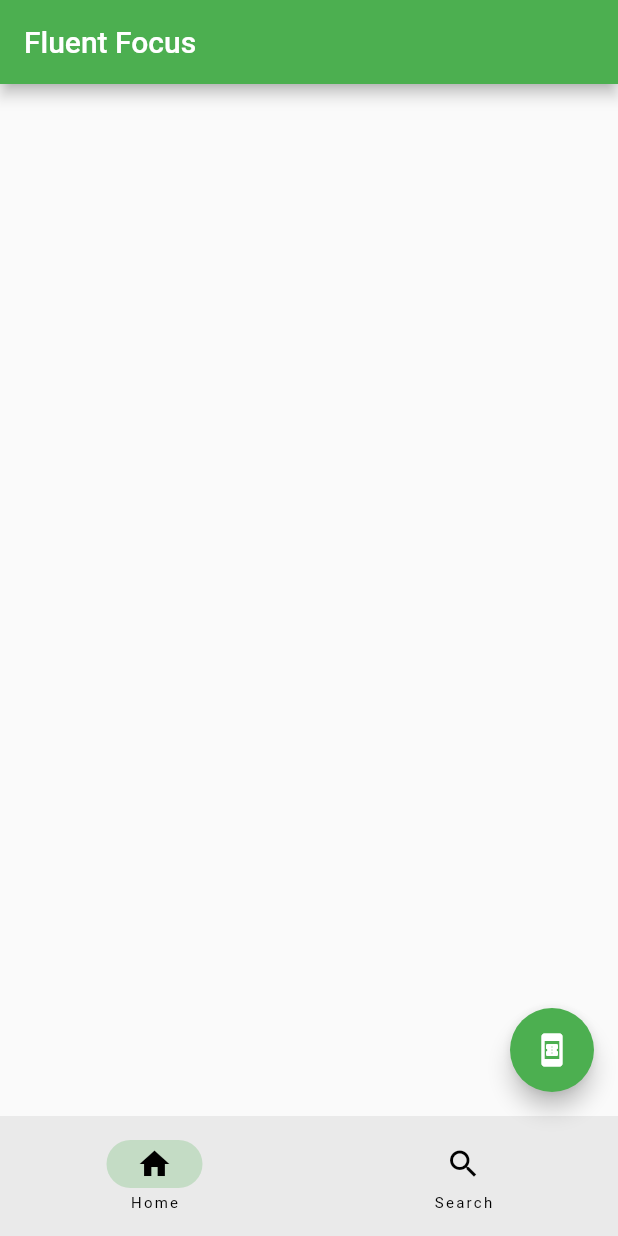
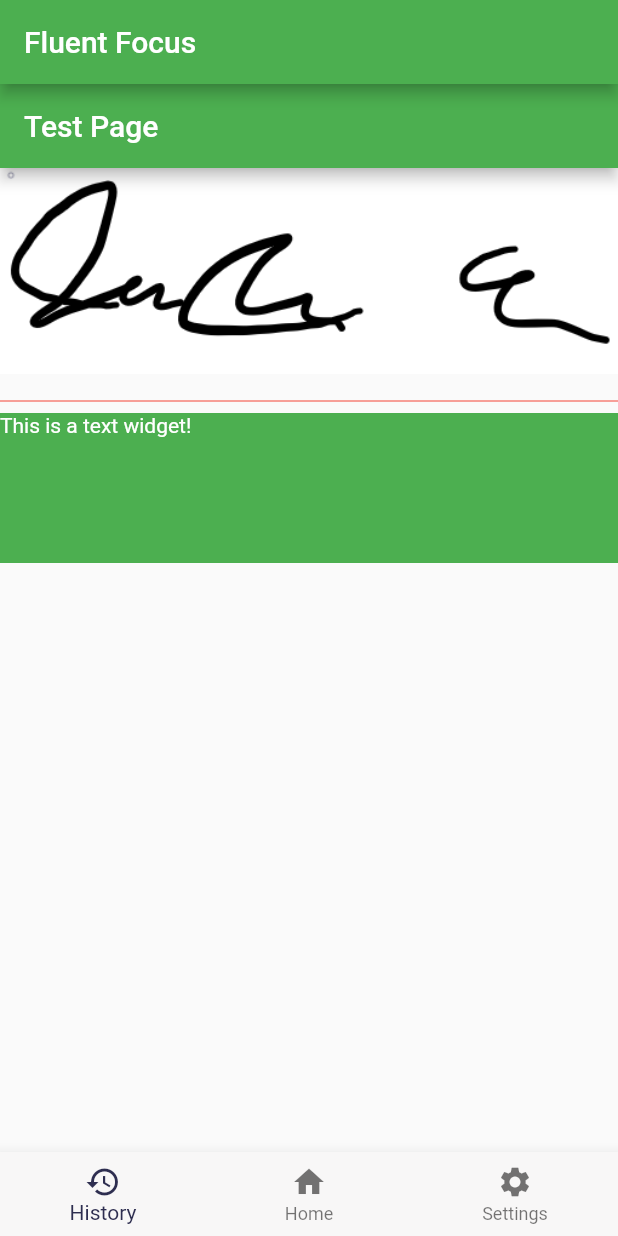
Before and after one commit to DryStuffz/SCU-FIH-App, a Flutter app: the screen it shows after launch, on a phone screen of 412 x 824 dp. Run offline on Flutter 3.47's test engine with Material 2 defaults, Android fonts, the light colour scheme and no system bars.

Commit message:
basic wireframe

```diff
--- /dev/null
+++ b/app/lib/home_page.dart
@@ -0,0 +1,23 @@
+import 'package:app/Test.dart';
+import 'package:flutter/material.dart';
+
+class HomePage extends StatelessWidget {
+  const HomePage({super.key});
+
+  @override
+  Widget build(BuildContext context) {
+    return Center(
+      child: ElevatedButton(
+        onPressed: () {
+          Navigator.of(context).push(
+            MaterialPageRoute(builder: (BuildContext context) {
+              return const Test();
+            }),
+          );
+        },
+        height: 300,
+        child: const Text('Daily Problem'),
+      ),
+    );
+  }
+}
--- a/app/lib/main.dart
+++ b/app/lib/main.dart
@@ -1,4 +1,6 @@
+import 'package:app/home_page.dart';
 import 'package:flutter/material.dart';
+import 'package:app/test.dart';
 
 void main() => runApp(const FluentFocusApp());
 
@@ -24,31 +26,42 @@ class RootPage extends StatefulWidget {
 }
 
 class _RootPageState extends State<RootPage> {
-  int currentPage = 0;
+  int indexpage = 0;
+  static const List<Widget> indexPageOptions = <Widget>[
+    Test(),
+    HomePage(),
+    Text(
+      'Index 2: School',
+    ),
+  ];
+
+  void tappedPage(int index) {
+    setState(() {
+      indexpage = index;
+    });
+  }
+
   @override
   Widget build(BuildContext context) {
     return Scaffold(
       appBar: AppBar(
         title: const Text('Fluent Focus'),
       ),
-      floatingActionButton: FloatingActionButton(
-          onPressed: () {
-            debugPrint('Floating Action Button');
-          },
-          child: const Icon(Icons.book_online_rounded)),
-      bottomNavigationBar: NavigationBar(
-        destinations:const [
-          NavigationDestination(icon: Icon(Icons.home), label: 'Home'),
-          NavigationDestination(icon: Icon(Icons.search), label: 'Search'),
+      body: Center(
+        child: indexPageOptions.elementAt(indexpage),
+      ),
+      bottomNavigationBar: BottomNavigationBar(
+        items: const <BottomNavigationBarItem>[
+          BottomNavigationBarItem(icon: Icon(Icons.history), label: 'History'),
+          BottomNavigationBarItem(icon: Icon(Icons.home), label: 'Home'),
+          BottomNavigationBarItem(
+              icon: Icon(Icons.settings), label: 'Settings'),
+        ],
+        currentIndex: indexpage,
+        selectedItemColor: const Color(0xFF2E2E50),
+        backgroundColor: const Color(0xFFF8F7F7),
+        onTap: tappedPage,
 
-        ],
-        onDestinationSelected:(int index){
-          setState(() {
-            currentPage = index;
-          });
-
-        } ,
-        selectedIndex: currentPage,
       ),
     );
   }
--- /dev/null
+++ b/app/lib/test.dart
@@ -0,0 +1,34 @@
+import 'package:flutter/material.dart';
+
+class Test extends StatefulWidget {
+  const Test({super.key});
+
+  @override
+  State<Test> createState() => _TestState();
+}
+
+class _TestState extends State<Test> {
+  @override
+  Widget build(BuildContext context) {
+    return Scaffold(
+        appBar: AppBar(
+          title: const Text('Test Page'),
+        ),
+        body: Column(
+          children: [
+            Image.asset('assets/images/image.png'),
+            const SizedBox(height: 10),
+            const Divider(color: Colors.red),
+            Container(
+              color: Colors.green,
+              width: double.infinity,
+              height: 100,
+              child: const Text(
+                "This is a text widget!",
+                style: TextStyle(color: Colors.white),
+              ),
+            )
+          ],
+        ));
+  }
+}
--- a/app/pubspec.yaml
+++ b/app/pubspec.yaml
@@ -59,8 +59,8 @@ flutter:
   uses-material-design: true
 
   # To add assets to your application, add an assets section, like this:
-  # assets:
-  #   - images/a_dot_burr.jpeg
+  assets:
+   - assets/images/
   #   - images/a_dot_ham.jpeg
 
   # An image asset can refer to one or more resolution-specific "variants", see
```
Also changed, not shown: app/assets/images/image.png (added).
